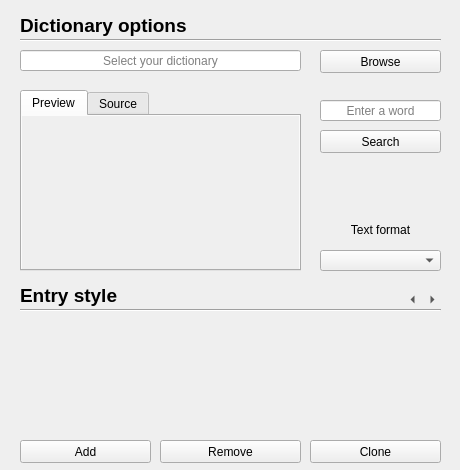
Old version of the form editor/form.ui in the repository Hundway/anki-way-dict.
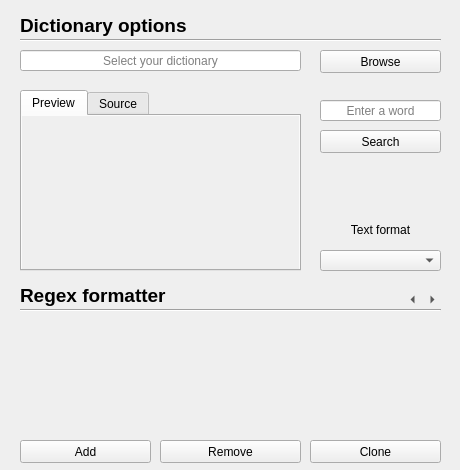
New version of the form. Icons and pictures are not drawn. Custom widgets are drawn as their Qt base class.

Commit message: Rename entry style to regex formatter

```diff
--- a/editor/form.ui
+++ b/editor/form.ui
@@ -490,7 +490,7 @@
       </font>
      </property>
      <property name="text">
-      <string>Entry style</string>
+      <string>Regex formatter</string>
      </property>
      <property name="textInteractionFlags">
       <set>Qt::LinksAccessibleByMouse|Qt::TextSelectableByMouse</set>
```
Left out of the diff: 6 changed lines with no effect on the pictures.
